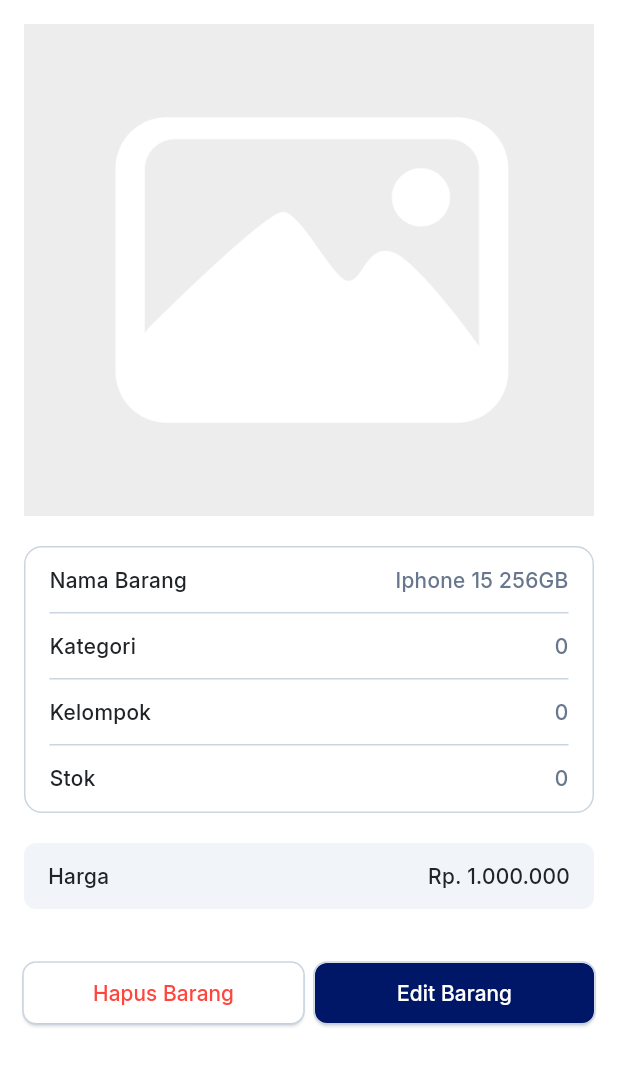
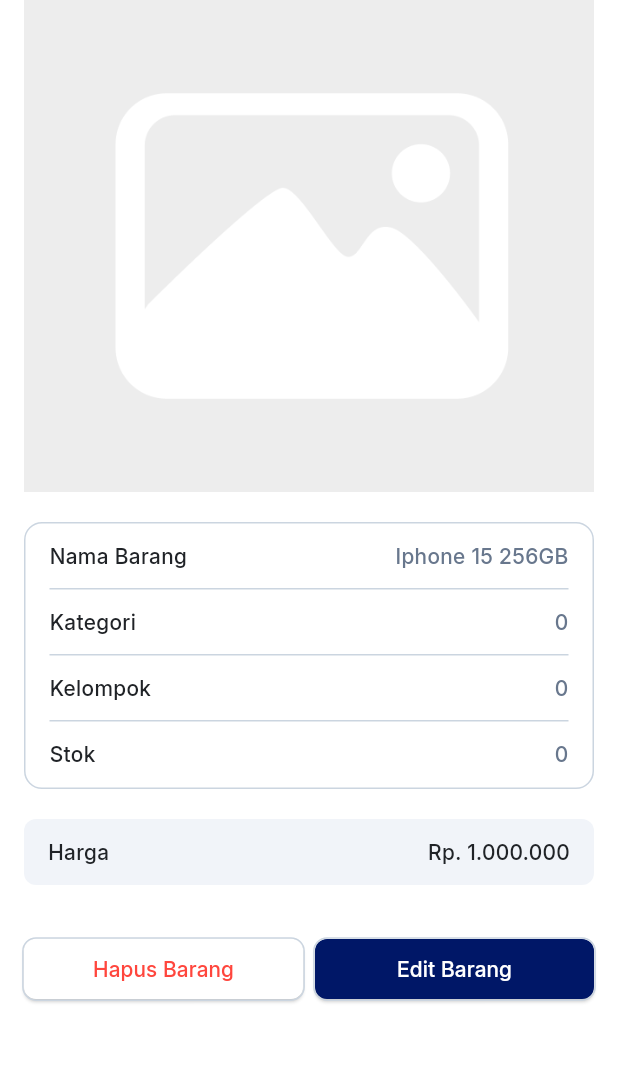
Before and after one commit to rizkydwitama/inventory-mobile, a Flutter app: the DetailItemWidget widget shown alone on an empty page, opened directly, on a phone screen of 412 x 824 dp. Shown: the top 1066 px of the screen. Run offline on Flutter 3.47's test engine with Material 3 defaults, Android fonts, the phone set to English and light mode, and no system bars; our stand-ins replace flutter_svg, get.

Commit message:
slicing detail_item ui

```diff
--- a/lib/widgets/detail_item_widget.dart
+++ b/lib/widgets/detail_item_widget.dart
@@ -20,9 +20,12 @@ class DetailItemWidget extends StatelessWidget {
 
   @override
   Widget build(BuildContext context) {
-    return Padding(
-      padding: EdgeInsets.all(16),
+    return Wrap(
+      children: [
+        Padding(
+          padding: EdgeInsets.fromLTRB(16, 0, 16, 16),
           child: Column(
+            mainAxisSize: MainAxisSize.min,
             children: [
               Container(
                 width: double.infinity,
@@ -234,6 +237,8 @@ class DetailItemWidget extends StatelessWidget {
               )
             ],
           ),
+        ),
+      ]
     );
   }
 }
```
Lines whose indentation alone changed are shown as unchanged.
